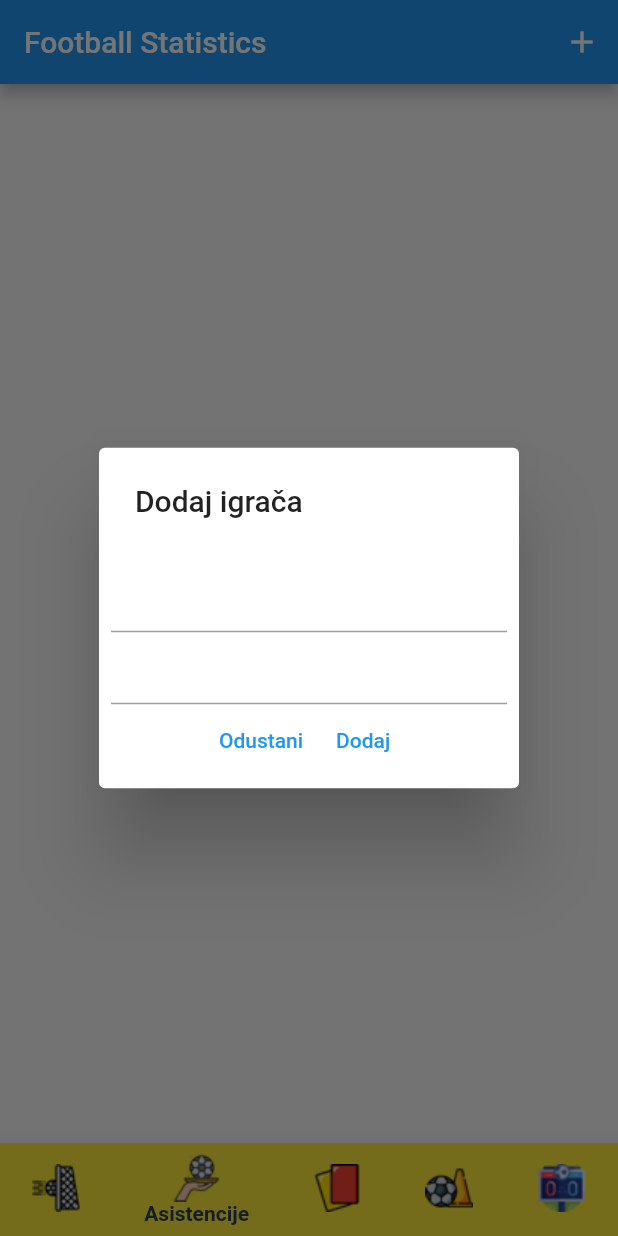
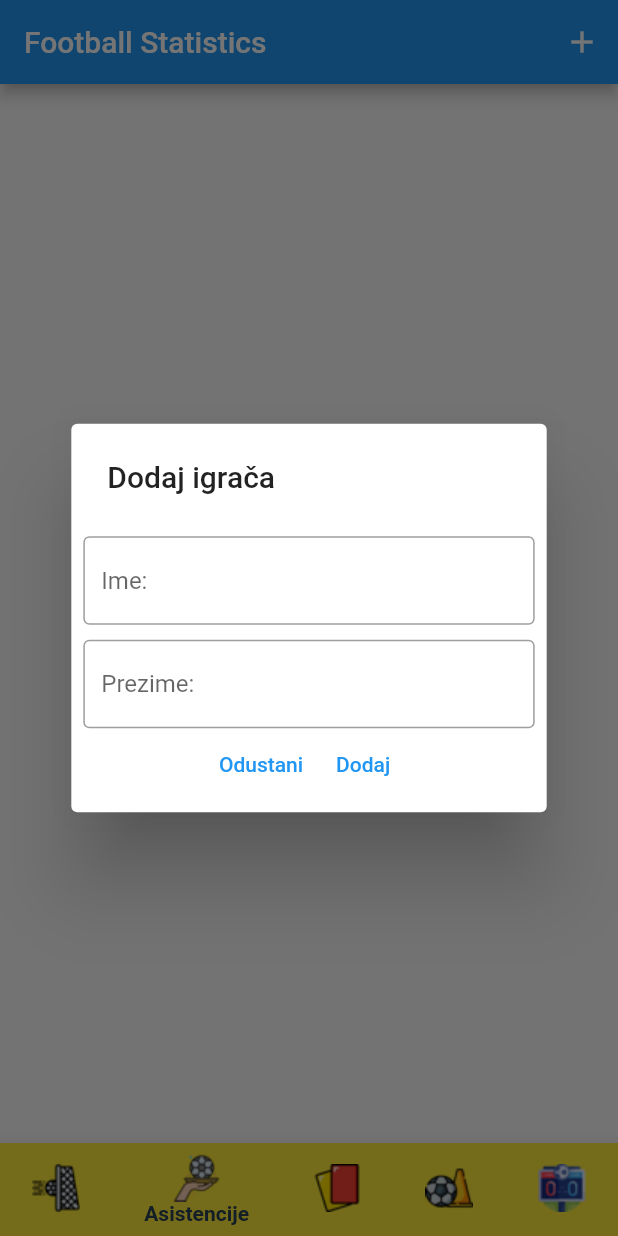
Before and after one commit to JosipTr/football_stats, a Flutter app: the screen it shows after launch, item 2 of the bottom bar chosen, after a tap on the "add" icon, on a phone screen of 412 x 824 dp. Run offline on Flutter 3.47's test engine with Material 2 defaults, Android fonts, the light colour scheme and no system bars; our stand-ins replace dartz, floor, flutter_bloc, get_it, sqflite; accounts and stored records are empty; generated files the repository leaves out were written again.

Commit message:
Update UI

```diff
--- a/lib/presentation/bloc/player_bloc.dart
+++ b/lib/presentation/bloc/player_bloc.dart
@@ -39,6 +39,10 @@ class PlayerBloc extends Bloc<PlayerEvent, PlayerState> {
   void _onRemovePlayerEvent(RemovePlayerEvent event, Emitter<PlayerState> emit) async{
     var either = await _removePlayer.call(event.player);
     either.fold((l) => Exception(), (r) => players.remove(event.player));
-    emit(Loaded(players));
+    if (players.isEmpty) {
+      emit(Empty('Empty list'));
+    } else {
+      emit(Loaded(players));
+    }
   }
 }
--- a/lib/presentation/pages/goal_page.dart
+++ b/lib/presentation/pages/goal_page.dart
@@ -1,42 +1,29 @@
 import 'package:flutter/material.dart';
 import 'package:flutter_bloc/flutter_bloc.dart';
 import 'package:football_stats/presentation/bloc/player_bloc.dart';
+
+import '../widgets/empty_state_widget.dart';
+import '../widgets/player_widget.dart';
 
 class GoalPage extends StatelessWidget {
   const GoalPage({super.key});
 
   @override
   Widget build(BuildContext context) {
-    return Container(
-      child: BlocBuilder<PlayerBloc, PlayerState>(builder: (context, state) {
+    return BlocBuilder<PlayerBloc, PlayerState>(builder: (context, state) {
       if (state is Loaded) {
-          return ListView.builder(
-              itemCount: state.players.length,
-              itemBuilder: ((context, index) => ListTile(
-                    title: Text(state.players[index].name),
-                    trailing: IconButton(icon: Icon(Icons.delete), onPressed: () {
-                      context.read<PlayerBloc>().add(RemovePlayerEvent(state.players[index]));
-                      context.read<PlayerBloc>().add(GetPlayersEvent());
-                    }),
-                  )));
+        return PlayerWidget(state: state);
       } else if (state is Empty) {
-          return Center(
-            child: Column(
-              mainAxisAlignment: MainAxisAlignment.center,
-              children: const [
-                Text('Lista je prazna.', style: TextStyle(fontSize: 40),),
-                Text('Unesi igrače.', style: TextStyle(fontSize: 40),),
-              ],
-            ),
+        return const EmptyStateWidget();
+      } else if (state is Loading) {
+        return const Center(
+          child: CircularProgressIndicator(),
         );
-        } else if (state is Loading) {
-          return CircularProgressIndicator();
       } else if (state is Error) {
-          return SnackBar(content: Text(state.message));
+        return const Text('Error');
       } else {
         return Container();
       }
-      }),
-    );
+    });
   }
 }
--- /dev/null
+++ b/lib/presentation/widgets/empty_state_widget.dart
@@ -0,0 +1,20 @@
+import 'package:flutter/material.dart';
+
+class EmptyStateWidget extends StatelessWidget {
+  const EmptyStateWidget({
+    Key? key,
+  }) : super(key: key);
+
+  @override
+  Widget build(BuildContext context) {
+    return Center(
+      child: Column(
+        mainAxisAlignment: MainAxisAlignment.center,
+        children: const [
+          Text('Lista je prazna.', style: TextStyle(fontSize: 40),),
+          Text('Unesi igrače.', style: TextStyle(fontSize: 40),),
+        ],
+      ),
+    );
+  }
+}
--- a/lib/presentation/widgets/player_bottom_nav_bar.dart
+++ b/lib/presentation/widgets/player_bottom_nav_bar.dart
@@ -14,8 +14,8 @@ class PlayerBottomNavigationBar extends StatelessWidget {
   @override
   Widget build(BuildContext context) {
     return BottomNavigationBar(
-      fixedColor: Color.fromARGB(255, 42, 65, 83),
-      selectedLabelStyle: TextStyle(fontWeight: FontWeight.bold),
+      fixedColor: const Color.fromARGB(255, 42, 65, 83),
+      selectedLabelStyle: const TextStyle(fontWeight: FontWeight.bold),
       currentIndex: state.index,
       items: const [
         BottomNavigationBarItem(
--- a/lib/utilities/logic/functions/add_player_dialog.dart
+++ b/lib/utilities/logic/functions/add_player_dialog.dart
@@ -15,9 +15,21 @@ void showAddPlayerDialog(BuildContext context) {
             title: const Text('Dodaj igrača'),
             actions: [
               TextField(
+                decoration: const InputDecoration(
+                  hintText: 'Ime:',
+                  focusedBorder: OutlineInputBorder(borderSide: BorderSide(color: Colors.blue)),
+                  enabledBorder: OutlineInputBorder(borderSide: BorderSide(color: Colors.grey)),
+                ),
                 onChanged: (value) => name = value,
               ),
+              const SizedBox(height: 10,),
+
               TextField(
+                decoration: const InputDecoration(
+                  hintText: 'Prezime:',
+                  focusedBorder: OutlineInputBorder(borderSide: BorderSide(color: Colors.blue)),
+                  enabledBorder: OutlineInputBorder(borderSide: BorderSide(color: Colors.grey)),
+                ),
                 onChanged: (value) => surname = value,
               ),
               Row(
@@ -30,8 +42,12 @@ void showAddPlayerDialog(BuildContext context) {
                       child: const Text('Odustani')),
                   TextButton(
                       onPressed: () {
+                        try{
                         context.read<PlayerBloc>().add(
                             AddPlayerEvent(Player(name: name, surname: surname)));
+                        } catch (e) {
+                          ScaffoldMessenger.of(context).showSnackBar(const SnackBar(content: Text('Pogreška: Unesi ime i prezime'),));
+                        }
                         Navigator.of(context).pop();
                       },
                       child: const Text('Dodaj')),
```
Also changed, not shown: lib/presentation/widgets/player_widget.dart (added, +23 -0 lines). Lines whose indentation alone changed are shown as unchanged.
